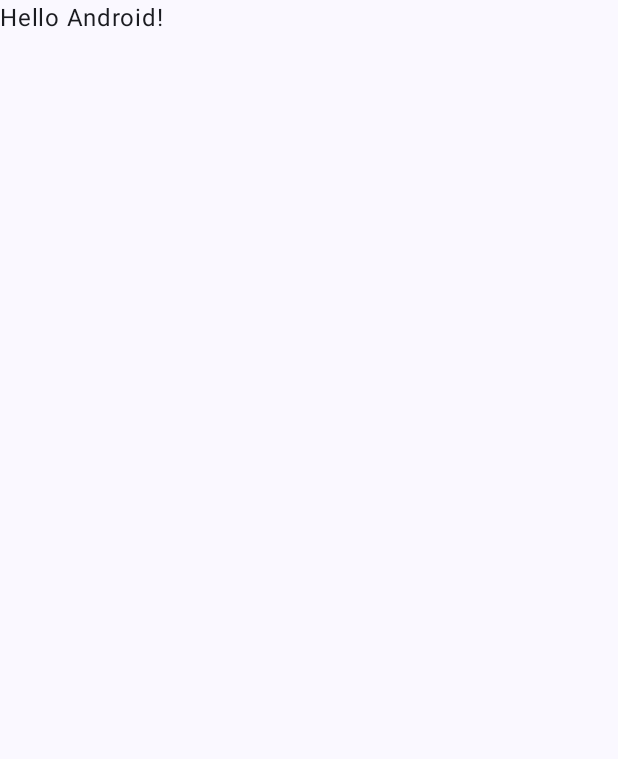
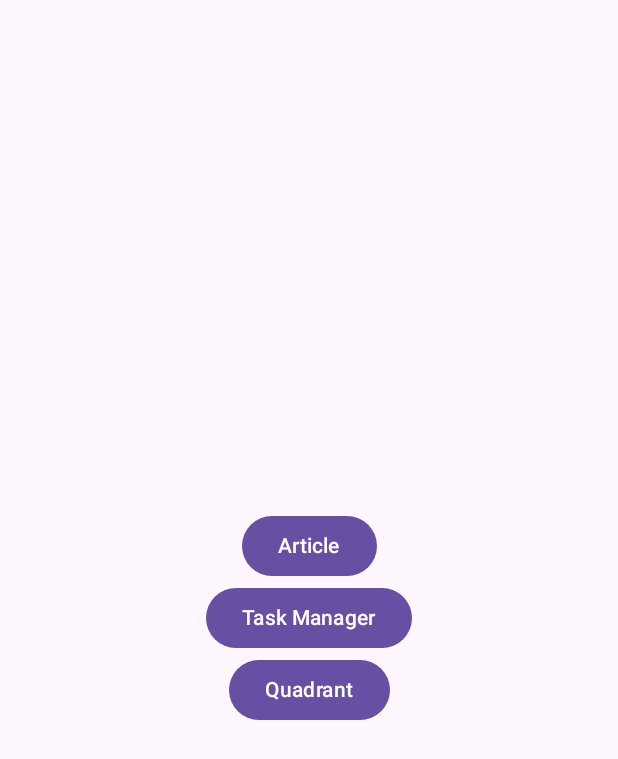
Before and after one commit to kirasok/LearningComposable, an Android app built with Jetpack Compose: the screen it shows after launch (MainActivity), on a phone screen of 412 x 824 dp. Before the commit the part shown is almost empty. Shown: the top 759 px of the screen. Run offline under Robolectric (Android 15) with nearby library versions, the phone set to English and light mode, and no system bars.

```diff
--- a/app/build.gradle
+++ b/app/build.gradle
@@ -51,6 +51,7 @@ dependencies {
     implementation 'androidx.core:core-ktx:1.8.0'
     implementation 'androidx.lifecycle:lifecycle-runtime-ktx:2.3.1'
     implementation 'androidx.activity:activity-compose:1.5.1'
+    implementation "androidx.navigation:navigation-compose:2.5.3"
     implementation platform('androidx.compose:compose-bom:2022.10.00')
     implementation 'androidx.compose.ui:ui'
     implementation 'androidx.compose.ui:ui-graphics'
--- a/app/src/main/java/io/github/kirasok/learningcomposable/MainActivity.kt
+++ b/app/src/main/java/io/github/kirasok/learningcomposable/MainActivity.kt
@@ -3,26 +3,44 @@ package io.github.kirasok.learningcomposable
 import android.os.Bundle
 import androidx.activity.ComponentActivity
 import androidx.activity.compose.setContent
+import androidx.compose.foundation.layout.Arrangement
+import androidx.compose.foundation.layout.Box
+import androidx.compose.foundation.layout.Column
 import androidx.compose.foundation.layout.fillMaxSize
+import androidx.compose.material3.Button
 import androidx.compose.material3.MaterialTheme
 import androidx.compose.material3.Surface
 import androidx.compose.material3.Text
 import androidx.compose.runtime.Composable
+import androidx.compose.ui.Alignment
 import androidx.compose.ui.Modifier
 import androidx.compose.ui.tooling.preview.Preview
+import androidx.navigation.compose.NavHost
+import androidx.navigation.compose.composable
+import androidx.navigation.compose.rememberNavController
 import io.github.kirasok.learningcomposable.ui.theme.LearningComposableTheme
 
 class MainActivity : ComponentActivity() {
     override fun onCreate(savedInstanceState: Bundle?) {
         super.onCreate(savedInstanceState)
         setContent {
-            LearningComposableTheme {
-                // A surface container using the 'background' color from the theme
-                Surface(
-                    modifier = Modifier.fillMaxSize(),
-                    color = MaterialTheme.colorScheme.background
-                ) {
-                    Greeting("Android")
+            val navController = rememberNavController()
+            NavHost(navController = navController, startDestination = "root") {
+                composable("root") {
+                    Root(
+                        { navController.navigate("article") },
+                        { navController.navigate("task-manager") },
+                        { navController.navigate("quadrant") }
+                    )
+                }
+                composable("article") {
+                    Article()
+                }
+                composable("task-manager") {
+                    TaskManager()
+                }
+                composable("quadrant") {
+                    Quadrant()
                 }
             }
         }
@@ -30,17 +48,40 @@ class MainActivity : ComponentActivity() {
 }
 
 @Composable
-fun Greeting(name: String, modifier: Modifier = Modifier) {
-    Text(
-        text = "Hello $name!",
-        modifier = modifier
-    )
+fun Article() {
+    Text("TODO")
 }
 
-@Preview(showBackground = true)
 @Composable
-fun GreetingPreview() {
-    LearningComposableTheme {
-        Greeting("Android")
+fun TaskManager() {
+    Text("TODO")
+}
+
+@Composable
+fun Quadrant() {
+    Text("TODO")
+}
+
+@Composable
+fun Root(
+    onNavigateToArticle: () -> Unit,
+    onNavigateToTaskManager: () -> Unit,
+    onNavigateToQuadrant: () -> Unit
+) {
+    Surface(Modifier.fillMaxSize(), color = MaterialTheme.colorScheme.background) {
+        Column(
+            horizontalAlignment = Alignment.CenterHorizontally,
+            verticalArrangement = Arrangement.Center
+        ) {
+            Button(onClick = onNavigateToArticle) {
+                Text(text = "Article")
+            }
+            Button(onClick = onNavigateToTaskManager) {
+                Text(text = "Task Manager")
+            }
+            Button(onClick = onNavigateToQuadrant) {
+                Text(text = "Quadrant")
+            }
+        }
     }
 }
```
Also changed, not shown: 1 other file.
